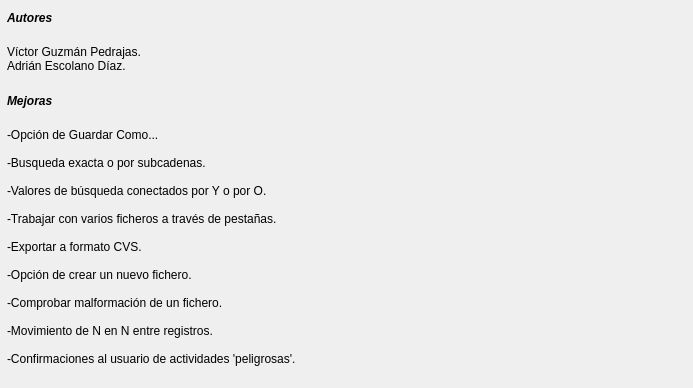
First picture: the form in Practica-pei/Codigo/Vista-qt/Acerca_de/Acerca_de.ui, repository bl4ckf4lk0n/PEI_GTK-QT, before the edit.
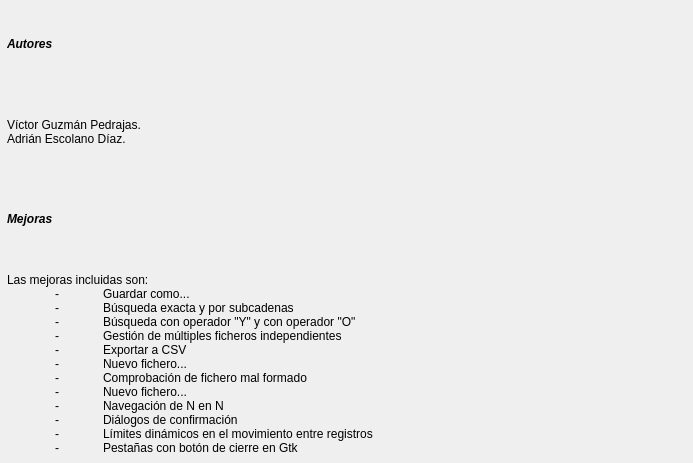
Second picture: the form after the edit.

Commit message: Intento de Acerca de

Patch:
```diff
--- a/Practica-pei/Codigo/Vista-qt/Acerca_de/Acerca_de.ui
+++ b/Practica-pei/Codigo/Vista-qt/Acerca_de/Acerca_de.ui
@@ -7,7 +7,7 @@
     <x>0</x>
     <y>0</y>
     <width>693</width>
-    <height>388</height>
+    <height>463</height>
    </rect>
   </property>
   <property name="windowTitle">
@@ -19,7 +19,7 @@
      <x>7</x>
      <y>10</y>
      <width>678</width>
-     <height>370</height>
+     <height>445</height>
     </rect>
    </property>
    <layout class="QGridLayout" name="gridLayout">
@@ -71,24 +71,19 @@
     <item row="3" column="0">
      <widget class="QLabel" name="LB_Mejoras">
       <property name="text">
-       <string>-Opción de Guardar Como...
-
--Busqueda exacta o por subcadenas.
-
--Valores de búsqueda conectados por Y o por O.
-
--Trabajar con varios ficheros a través de pestañas.
-
--Exportar a formato CVS.
-
--Opción de crear un nuevo fichero.
-
--Comprobar malformación de un fichero.
-
--Movimiento de N en N entre registros.
-
--Confirmaciones al usuario de actividades 'peligrosas'.
-</string>
+       <string>Las mejoras incluidas son:
+	-	Guardar como...
+	-	Búsqueda exacta y por subcadenas
+	-	Búsqueda con operador &quot;Y&quot; y con operador &quot;O&quot;
+	-	Gestión de múltiples ficheros independientes
+	-	Exportar a CSV
+	-	Nuevo fichero...
+	-	Comprobación de fichero mal formado
+	-	Nuevo fichero...
+	-	Navegación de N en N
+	-	Diálogos de confirmación
+	-	Límites dinámicos en el movimiento entre registros
+	-	Pestañas con botón de cierre en Gtk</string>
       </property>
      </widget>
     </item>
```
The commit also changes 2 other files.
